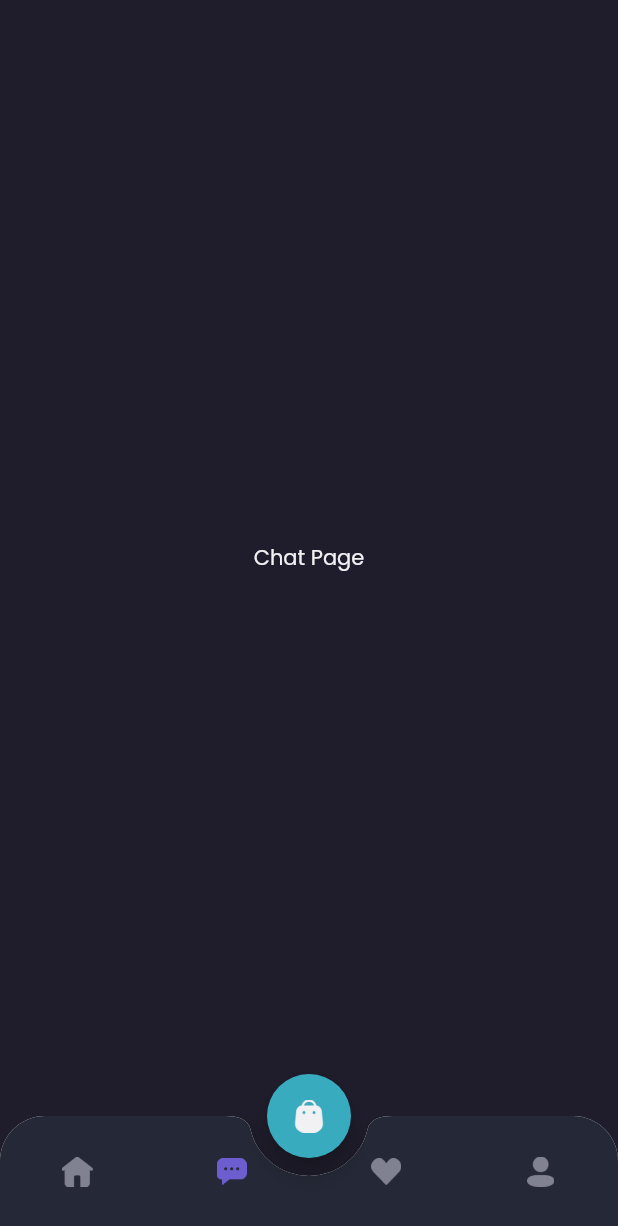
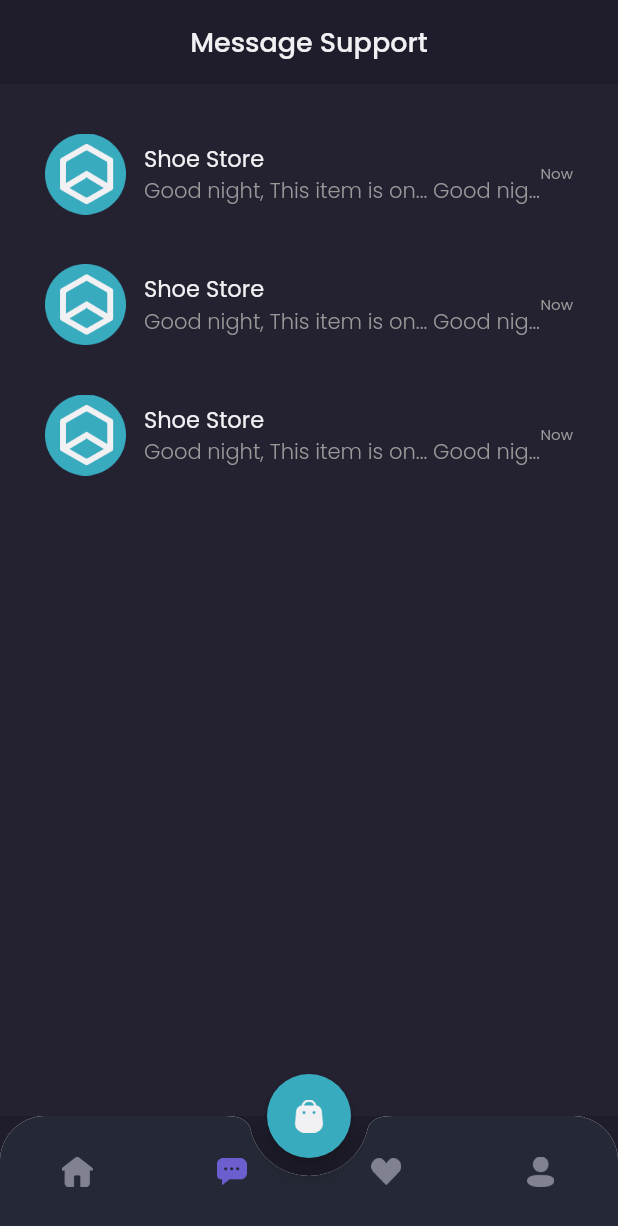
Before and after one commit to ZepiDarmawanTambunan/lrv_ecom_flt, a Flutter app: the MainPage screen opened by its route, item 2 of the bottom bar chosen, on a phone screen of 412 x 824 dp. Shown: the top 1226 px of the screen. Run offline on Flutter 3.47's test engine with Material 2 defaults, Android fonts, the phone set to English and light mode, and no system bars; our stand-ins replace google_fonts.

Commit message:
slicing chat & detail chat

```diff
--- a/mobile/lib/main.dart
+++ b/mobile/lib/main.dart
@@ -1,4 +1,5 @@
 import 'package:flutter/material.dart';
+import 'package:mobile/pages/detail_chat_page.dart';
 import 'package:mobile/pages/home/main_page.dart';
 import 'package:mobile/pages/sign_in_page.dart';
 import 'package:mobile/pages/sign_up_page.dart';
@@ -18,6 +19,7 @@ class MyApp extends StatelessWidget {
         "/sign-in": (context) => SignInPage(),
         "/sign-up": (context) => SignUpPage(),
         "/home": (context) => MainPage(),
+        '/detail-chat': (context) => DetailChatPage(),
       }
     );
   }
--- a/mobile/lib/pages/home/chat_page.dart
+++ b/mobile/lib/pages/home/chat_page.dart
@@ -1,13 +1,80 @@
 import 'package:flutter/material.dart';
 import 'package:mobile/theme.dart';
+import 'package:mobile/widgets/chat_tile.dart';
 
 class ChatPage extends StatelessWidget {
   const ChatPage({super.key});
 
   @override
   Widget build(BuildContext context) {
-    return Center(
-      child: Text("Chat Page", style: primaryTextStyle,),
+
+    Widget header(){
+      return AppBar(
+        backgroundColor: backgroundColor1,
+        centerTitle: true,
+        title: Text("Message Support", style: primaryTextStyle.copyWith(fontSize: 18, fontWeight: medium),),
+        elevation: 0,
+        automaticallyImplyLeading: false, //hapus back icon <
+      );
+    }
+
+      Widget emptyChat(){
+      return Expanded(child: Container(
+        width: double.infinity,
+        color: backgroundColor3,
+        child: Column(
+          mainAxisAlignment: MainAxisAlignment.center,
+          children: [
+            Image.asset('assets/icon_headset.png', width: 80,),
+            SizedBox(height: 20,),
+            Text('Opss no message yet?', style: primaryTextStyle.copyWith(fontSize: 16, fontWeight: medium),),
+            SizedBox(height: 12,),
+            Text("You have never done a transaction", style: secondaryTextStyle,),
+            SizedBox(height: 20,),
+            Container(
+              height: 44,
+              child: TextButton(
+                style: TextButton.styleFrom(
+                  padding: EdgeInsets.symmetric(
+                    horizontal: 24,
+                    vertical: 10,
+                  ),
+                  backgroundColor: primaryColor,
+                  shape: RoundedRectangleBorder(
+                    borderRadius: BorderRadius.circular(12),
+                  ),
+                ),
+                onPressed: (){},
+                child: Text("Explore Store", style: primaryTextStyle.copyWith(fontSize: 16, fontWeight: medium,),),),
+            ),
+
+          ],
+        ),
+      ));
+    }
+
+    Widget content(){
+      return Expanded(child: Container(
+        width: double.infinity,
+        color: backgroundColor3,
+        child: ListView(
+          padding: EdgeInsets.symmetric(
+            horizontal: defaultMargin,
+          ),
+          children: [
+            ChatTile(),
+            ChatTile(),
+            ChatTile(),
+          ],
+        ),
+      ));
+    }
+
+    return Column(
+      children: [
+        header(),
+        content(),
+      ],
     );
   }
 }
--- a/mobile/lib/pages/home/main_page.dart
+++ b/mobile/lib/pages/home/main_page.dart
@@ -31,9 +31,9 @@ class _MainPageState extends State<MainPage> {
       return ClipRRect(
         borderRadius: BorderRadius.vertical(top: Radius.circular(30),),
         child: BottomAppBar(
-          shape: CircularNotchedRectangle(),
-          notchMargin: 12,
-          clipBehavior: Clip.antiAlias,
+          shape: CircularNotchedRectangle(),  //effect dgn floating action btn
+          notchMargin: 12,  //effect dgn floating action btn
+          clipBehavior: Clip.antiAlias, //effect dgn floating action btn
           child: BottomNavigationBar(
             onTap: (value){
               setState(() {
@@ -41,7 +41,7 @@ class _MainPageState extends State<MainPage> {
               });
             },
             backgroundColor: backgroundColor4,
-            type: BottomNavigationBarType.fixed, //agar background color active
+            type: BottomNavigationBarType.fixed, //agar background color bisa dipakai
             items: [
             BottomNavigationBarItem(
               icon: Container(
@@ -50,7 +50,7 @@ class _MainPageState extends State<MainPage> {
                   bottom: 10,
                 ),
                 child: Image.asset('assets/icon_home.png', width: 21,
-                color: currentIndex == 0 ? primaryColor : Color(0xff808191),
+                color: currentIndex == 0 ? primaryColor : Color(0xff808191), // warna item yg active
                 ),
               ),
               label: '',
--- a/mobile/lib/pages/sign_up_page.dart
+++ b/mobile/lib/pages/sign_up_page.dart
@@ -44,7 +44,7 @@ class SignUpPage extends StatelessWidget {
                     Image.asset('assets/icon_name.png',width: 17,),
                     SizedBox(width: 16,),
                     Expanded(child: TextFormField(
-                      style: primaryTextStyle,
+                      style: primaryTextStyle,//input collapsed = input tanpa border/kosongan
                       decoration: InputDecoration.collapsed(hintText: "Your Full Name", hintStyle: subtitleTextStyle),
                     ),),
                   ],
--- /dev/null
+++ b/mobile/lib/widgets/chat_tile.dart
@@ -0,0 +1,52 @@
+import 'package:flutter/material.dart';
+import 'package:mobile/theme.dart';
+
+class ChatTile extends StatelessWidget {
+  const ChatTile({super.key});
+
+  @override
+  Widget build(BuildContext context) {
+    return GestureDetector(
+      onTap: (){
+        Navigator.pushNamed(context, '/detail-chat');
+      },
+      child: Container(
+      margin: EdgeInsets.only(top: 33),
+      child: Column(
+        children: [
+          Row(
+            children: [
+              Image.asset('assets/image_shop_logo.png', width: 54,),
+              SizedBox(width: 12,),
+              Expanded(
+                child: Column(
+                  crossAxisAlignment: CrossAxisAlignment.start,
+                  children: [
+                    Text("Shoe Store",
+                    style: primaryTextStyle.copyWith(
+                      fontSize: 15,
+                    ),
+                    ),
+                    Text("Good night, This item is on... Good night, this item is ",
+                    style: secondaryTextStyle.copyWith(
+                      fontWeight: light,
+                    ),
+                    overflow: TextOverflow.ellipsis,
+                    ),
+                  ],
+                ),
+              ),
+              Text('Now', style: secondaryTextStyle.copyWith(fontSize: 10),),
+              SizedBox(height: 12,),
+              Divider(
+                thickness: 1,
+                color: Color(0xff282939),
+              ),
+            ],
+          ),
+        ],
+      ),
+      ),
+    );
+  }
+}
```
Also changed, not shown: mobile/lib/pages/detail_chat_page.dart (added, +146 -0 lines), mobile/lib/widgets/chat_bubble.dart (added, +119 -0 lines).
